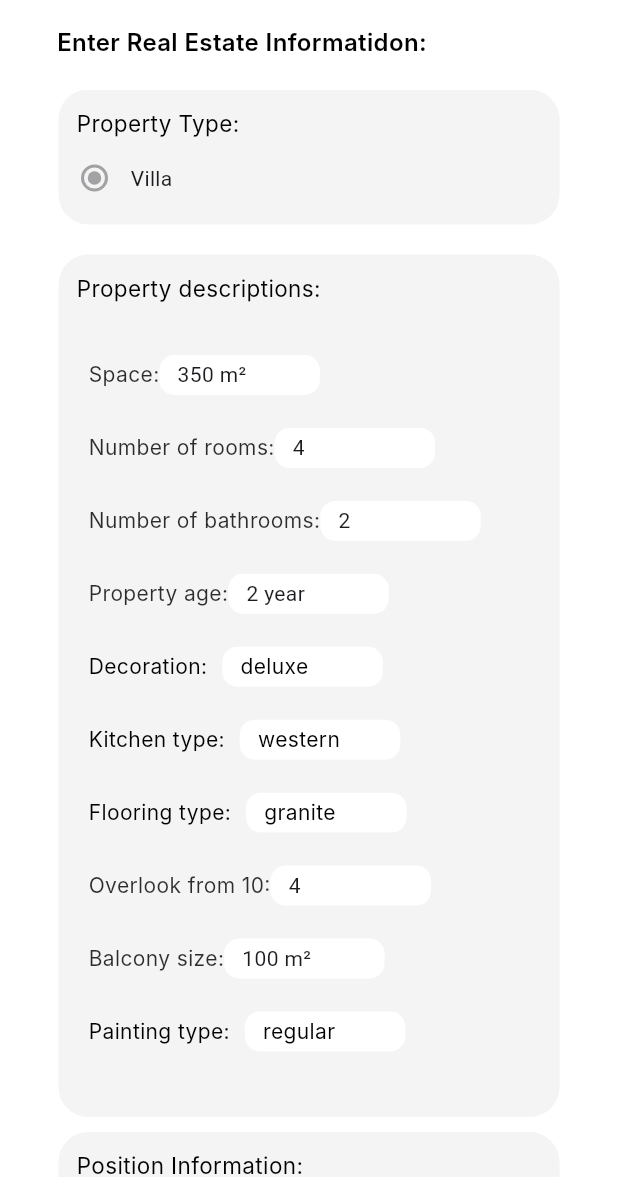
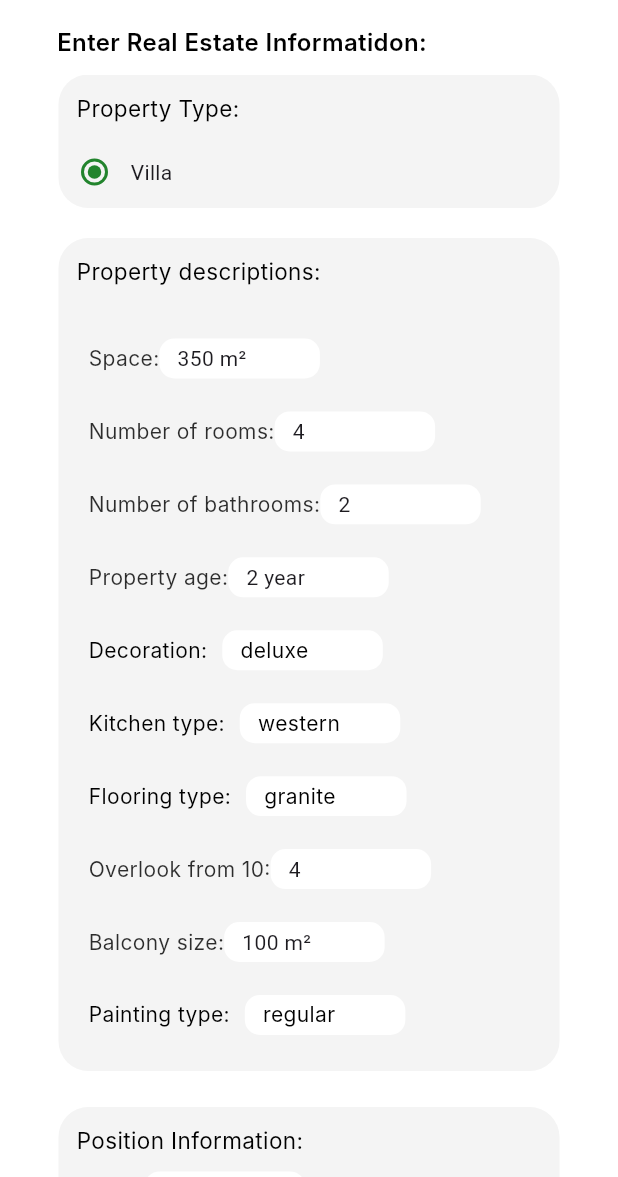
Before and after one commit to Twfekalh/real_estate_investment_lawyer_app, a Flutter app: the CheckPropertyView screen opened by its route, on a phone screen of 412 x 824 dp, the part 59-1236 px from its top. Run offline on Flutter 3.47's test engine with Material 3 defaults, Android fonts, the light colour scheme and no system bars; our stand-ins replace bloc, dio, equatable, flutter_bloc, flutter_easyloading, flutter_svg and 5 more; accounts and stored records are empty; network calls fail; Roboto replaces fonts that are missing (Inter); key blocks and very long unbroken strings in the code were emptied for the run.

Commit message:
edit design

```diff
--- a/lib/presentation/check property/check_property_view.dart
+++ b/lib/presentation/check property/check_property_view.dart
@@ -44,7 +44,7 @@ class CheckPropertyView extends StatelessWidget {
               ),
             ),
           ),
-          SizedBox(height: 20),
+          SizedBox(height: 10),
           Expanded(
             child: CustomScrollView(
               slivers: [
@@ -53,17 +53,18 @@ class CheckPropertyView extends StatelessWidget {
                     spacing: 10,
                     children: [
                       CheckPropertyContainer(
-                        height: 90,
+                        //    height: 90,
                         child: PropertyTypeWidget(),
                       ),
 
                       const SizedBox(height: 0),
                       CheckPropertyContainer(
-                        height: 575,
+                        //  height: 575,
                         child: PropertyDescriptionWidget(),
                       ),
+                      SizedBox(height: 4),
                       CheckPropertyContainer(
-                        height: 150,
+                        //height: 150,
                         child: Padding(
                           padding: const EdgeInsets.all(12.0),
                           child: Column(
@@ -107,7 +108,7 @@ class CheckPropertyView extends StatelessWidget {
                                 ],
                               ),
                               const SizedBox(height: 8),
-                              Row(
+                              Column(
                                 crossAxisAlignment: CrossAxisAlignment.start,
                                 children: [
                                   Text(
@@ -118,10 +119,14 @@ class CheckPropertyView extends StatelessWidget {
                                       color: Colors.black,
                                     ),
                                   ),
-                                  const SizedBox(width: 8),
-                                  Expanded(
-                                    child: Container(
-                                      height: 50,
+                                  const SizedBox(
+                                    height: 4,
+                                  ), // مسافة صغيرة بين العنوان والصندوق
+                                  Container(
+                                    width: double.infinity,
+                                    constraints: const BoxConstraints(
+                                      minHeight: 12,
+                                    ),
                                     padding: const EdgeInsets.all(8),
                                     alignment: Alignment.topLeft,
                                     decoration: BoxDecoration(
@@ -129,9 +134,8 @@ class CheckPropertyView extends StatelessWidget {
                                       borderRadius: BorderRadius.circular(10),
                                     ),
                                     child: const Text(
-                                        'Near Omayyad Square, Building 12, Floor 3',
+                                      'Near Omayyad Square,Building 12, Floor 3',
                                       style: TextStyle(fontSize: 14),
-                                      ),
                                     ),
                                   ),
                                 ],
--- a/lib/presentation/check property/widgets/check_property_container.dart
+++ b/lib/presentation/check property/widgets/check_property_container.dart
@@ -3,16 +3,16 @@ import 'package:flutter/material.dart';
 class CheckPropertyContainer extends StatelessWidget {
   const CheckPropertyContainer({
     super.key,
-    required this.height,
+    //  required this.height,
     required this.child,
   });
-  final double height;
+  //  final double height;
   final Widget child;
   @override
   Widget build(BuildContext context) {
     return Container(
       width: 334,
-      height: height,
+      //  height: height,
       decoration: ShapeDecoration(
         color: const Color(0x7FE8E8E8),
         shape: RoundedRectangleBorder(borderRadius: BorderRadius.circular(20)),
--- a/lib/presentation/check property/widgets/property_description.dart
+++ b/lib/presentation/check property/widgets/property_description.dart
@@ -75,12 +75,14 @@ class _PropertyDescriptionWidgetState extends State<PropertyDescriptionWidget> {
         ),
         NumberPicker(label: 'Overlook from 10:', value: overlook),
         NumberPicker(label: 'Balcony size:', value: balconySize, suffix: 'm²'),
+
         DropdownField(
           label: 'Painting type:',
           items: paintingTypes,
           selectedValue: selectedPainting,
           onChanged: (val) => setState(() => selectedPainting = val),
         ),
+        SizedBox(height: 2),
       ],
     );
   }
--- a/lib/presentation/check property/widgets/property_type_option.dart
+++ b/lib/presentation/check property/widgets/property_type_option.dart
@@ -4,12 +4,14 @@ class PropertyTypeOption extends StatelessWidget {
   final String label;
   final String? groupValue;
   final ValueChanged<String?>? onChanged;
+  final Color fillColor;
 
   const PropertyTypeOption({
     super.key,
     required this.label,
     required this.groupValue,
     required this.onChanged,
+    this.fillColor = Colors.blue,
   });
 
   @override
@@ -21,6 +23,7 @@ class PropertyTypeOption extends StatelessWidget {
           value: label,
           groupValue: groupValue,
           onChanged: onChanged,
+          activeColor: fillColor,
         ),
         Text(label, style: const TextStyle(fontSize: 14)),
       ],
--- a/lib/presentation/check property/widgets/property_type_widget.dart
+++ b/lib/presentation/check property/widgets/property_type_widget.dart
@@ -1,13 +1,20 @@
 import 'package:flutter/material.dart';
 import 'package:lawyer_app/presentation/check%20property/widgets/property_type_option.dart';
+import 'package:lawyer_app/untility/app_color.dart';
 
-class PropertyTypeWidget extends StatelessWidget {
-  const PropertyTypeWidget({super.key});
+class PropertyTypeWidget extends StatefulWidget {
+  const PropertyTypeWidget({Key? key}) : super(key: key);
+
+  @override
+  State<PropertyTypeWidget> createState() => _PropertyTypeWidgetState();
+}
+
+class _PropertyTypeWidgetState extends State<PropertyTypeWidget> {
+  String _selectedType = 'Villa';
 
   @override
   Widget build(BuildContext context) {
-    return SingleChildScrollView(
-      child: Column(
+    return Column(
       crossAxisAlignment: CrossAxisAlignment.start,
       children: [
         const Padding(
@@ -22,18 +29,37 @@ class PropertyTypeWidget extends StatelessWidget {
             ),
           ),
         ),
-          const SizedBox(height: 2),
+        const SizedBox(height: 8),
         Row(
-            children: const [
+          children: [
             PropertyTypeOption(
               label: 'Villa',
-                groupValue: 'Villa',
-                onChanged: null,
+              groupValue: _selectedType,
+              fillColor: AppColors.darkGreen,
+              onChanged: (value) {
+                if (value != null) {
+                  setState(() {
+                    _selectedType = value;
+                  });
+                }
+              },
             ),
+            // PropertyTypeOption(
+            //   label: 'Apartment',
+            //   groupValue: _selectedType,
+            //   fillColor: AppColors.darkGreen,
+            //   onChanged: (value) {
+            //     if (value != null) {
+            //       setState(() {
+            //         _selectedType = value;
+            //       });
+            //     }
+            //   },
+            // ),
+            // يمكنك إضافة خيارات إضافية هنا
           ],
         ),
       ],
-      ),
     );
   }
 }
--- a/lib/presentation/help/presentation/widgets/common_question.dart
+++ b/lib/presentation/help/presentation/widgets/common_question.dart
@@ -42,17 +42,21 @@ class _CommonQuestionState extends State<CommonQuestion> {
           if (state is HelpLoadingState) {
             return const Center(child: CircularProgressIndicator());
           }
-          if (state is HelpErrorState) {
-            return Center(
-              child: Text(
-                'Error: ${state.helperResponse.message}',
-                style: const TextStyle(color: Colors.red),
-              ),
-            );
-          }
           if (state is HelpLoadedState) {
+            final helpResponse = state.helpResponse;
+            final rawData = helpResponse.data ?? [];
+
+            if (rawData.isEmpty) {
+              return const Center(
+                child: Text(
+                  'لا توجد أسئلة شائعة حتى الآن.',
+                  style: TextStyle(fontSize: 16),
+                ),
+              );
+            }
+
             final faqs =
-                state.helpResponse.data!
+                rawData
                     .map(
                       (item) => FAQItem(
                         question: item['question'] as String,
```
Lines whose indentation alone changed are shown as unchanged.
